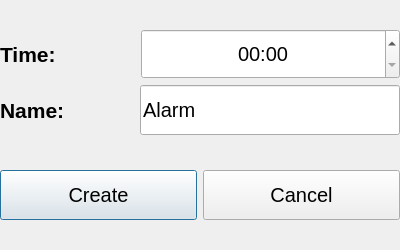
The window that SmartTimer/addalarmdialog.ui (secondYearProjects/SmartTimer) describes before a commit, drawn with Qt 5.
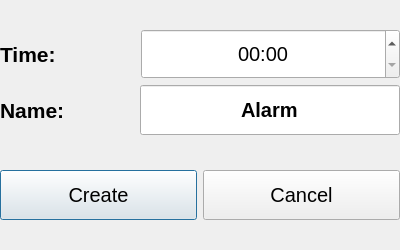
The same window after the commit. Icons and pictures are not drawn.

The edit to the form file:
```diff
--- a/SmartTimer/addalarmdialog.ui
+++ b/SmartTimer/addalarmdialog.ui
@@ -130,9 +130,18 @@
             <height>50</height>
            </size>
           </property>
+          <property name="font">
+           <font>
+            <weight>75</weight>
+            <bold>true</bold>
+           </font>
+          </property>
           <property name="text">
            <string>Alarm</string>
           </property>
+          <property name="alignment">
+           <set>Qt::AlignCenter</set>
+          </property>
          </widget>
         </item>
        </layout>
```
